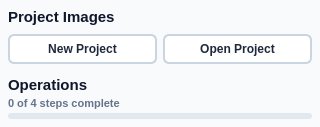
First picture: the form in src/startrails/ui/sidebar.ui, repository gkyle/startrails, before the edit.
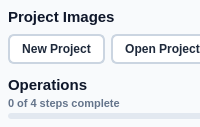
Second picture: the form after the edit.

Diff of the .ui file:
```diff
--- a/src/startrails/ui/sidebar.ui
+++ b/src/startrails/ui/sidebar.ui
@@ -4,13 +4,13 @@
  <widget class="QWidget" name="sidebar">
   <property name="minimumSize">
    <size>
-    <width>320</width>
+    <width>200</width>
     <height>0</height>
    </size>
   </property>
   <property name="maximumSize">
    <size>
-    <width>320</width>
+    <width>200</width>
     <height>16777215</height>
    </size>
   </property>
```
